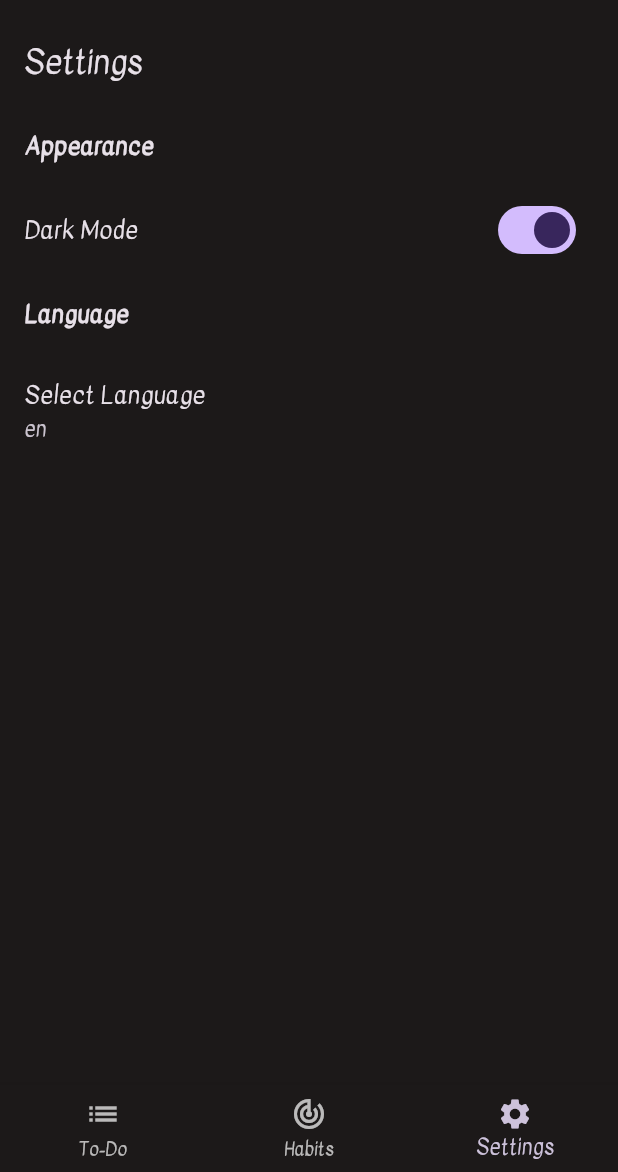
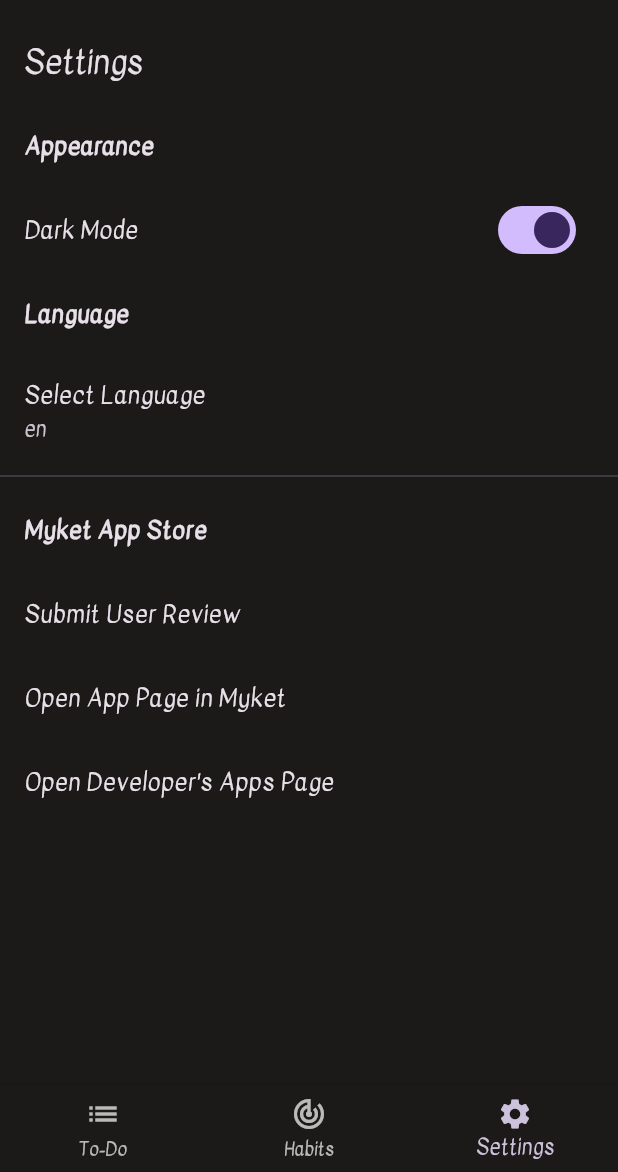
Before and after one commit to MatinMollapur01/OpenMynd, a Flutter app: the screen it shows after launch, item 3 of the bottom bar chosen, on a phone screen of 412 x 824 dp, the part 64-1236 px from its top. Run offline on Flutter 3.47's test engine with Material 3 defaults, Android fonts, the phone set to English and light mode, and no system bars; our stand-ins replace flutter_colorpicker, flutter_local_notifications, logger, shared_preferences, sqflite, timezone; accounts and stored records are empty.

Commit message:
Added Myket Intents

```diff
--- a/lib/l10n/app_localizations.dart
+++ b/lib/l10n/app_localizations.dart
@@ -433,6 +433,40 @@
       desc: 'Label for the Settings tab in the bottom navigation bar',
     );
   }
+
+  String get myketAppStore {
+    return Intl.message(
+      'Myket App Store',
+      name: 'myketAppStore',
+      desc: 'Title for Myket App Store section',
+    );
+  }
+
+  String get submitUserReview {
+    return Intl.message(
+      'Submit User Review',
+      name: 'submitUserReview',
+      desc: 'Button to submit a user review',
+    );
+  }
+
+  String get openAppPageInMyket {
+    return Intl.message(
+      'Open App Page in Myket',
+      name: 'openAppPageInMyket',
+      desc: 'Button to open the app page in Myket',
+    );
+  }
+
+  String get openDeveloperAppsPage {
+    return Intl.message(
+      'Open Developer\'s Apps Page',
+      name: 'openDeveloperAppsPage',
+      desc: 'Button to open the developer\'s apps page',
+    );
+  }
+
+  // ... (rest of the class)
 }
 
 class AppLocalizationsDelegate extends LocalizationsDelegate<AppLocalizations> {
--- a/lib/l10n/intl_ar.arb
+++ b/lib/l10n/intl_ar.arb
@@ -243,5 +243,21 @@
   "appearance": "المظهر",
   "@appearance": {
     "description": "Label for appearance settings"
+  },
+  "myketAppStore": "متجر تطبيقات مايكت",
+  "@myketAppStore": {
+    "description": "Title for Myket App Store section"
+  },
+  "submitUserReview": "إرسال تقييم المستخدم",
+  "@submitUserReview": {
+    "description": "Button to submit a user review"
+  },
+  "openAppPageInMyket": "فتح صفحة التطبيق في مايكت",
+  "@openAppPageInMyket": {
+    "description": "Button to open the app page in Myket"
+  },
+  "openDeveloperAppsPage": "فتح صفحة تطبيقات المطور",
+  "@openDeveloperAppsPage": {
+    "description": "Button to open the developer's apps page"
   }
 }
--- a/lib/l10n/intl_az.arb
+++ b/lib/l10n/intl_az.arb
@@ -243,5 +243,21 @@
   "appearance": "Görünüş",
   "@appearance": {
     "description": "Label for appearance settings"
+  },
+  "myketAppStore": "Myket Tətbiq Mağazası",
+  "@myketAppStore": {
+    "description": "Title for Myket App Store section"
+  },
+  "submitUserReview": "İstifadəçi Rəyini Göndər",
+  "@submitUserReview": {
+    "description": "Button to submit a user review"
+  },
+  "openAppPageInMyket": "Tətbiq Səhifəsini Myket-də Aç",
+  "@openAppPageInMyket": {
+    "description": "Button to open the app page in Myket"
+  },
+  "openDeveloperAppsPage": "Tərtibatçının Tətbiqlər Səhifəsini Aç",
+  "@openDeveloperAppsPage": {
+    "description": "Button to open the developer's apps page"
   }
 }
--- a/lib/l10n/intl_en.arb
+++ b/lib/l10n/intl_en.arb
@@ -243,5 +243,21 @@
   "appearance": "Appearance",
   "@appearance": {
     "description": "Label for appearance settings"
+  },
+  "myketAppStore": "Myket App Store",
+  "@myketAppStore": {
+    "description": "Title for Myket App Store section"
+  },
+  "submitUserReview": "Submit User Review",
+  "@submitUserReview": {
+    "description": "Button to submit a user review"
+  },
+  "openAppPageInMyket": "Open App Page in Myket",
+  "@openAppPageInMyket": {
+    "description": "Button to open the app page in Myket"
+  },
+  "openDeveloperAppsPage": "Open Developer''s Apps Page",
+  "@openDeveloperAppsPage": {
+    "description": "Button to open the developer's apps page"
   }
 }
--- a/lib/l10n/intl_fa.arb
+++ b/lib/l10n/intl_fa.arb
@@ -243,5 +243,21 @@
   "appearance": "ظاهر",
   "@appearance": {
     "description": "Label for appearance settings"
+  },
+  "myketAppStore": "فروشگاه اپلیکیشن مایکت",
+  "@myketAppStore": {
+    "description": "Title for Myket App Store section"
+  },
+  "submitUserReview": "ثبت نظر کاربر",
+  "@submitUserReview": {
+    "description": "Button to submit a user review"
+  },
+  "openAppPageInMyket": "باز کردن صفحه برنامه در مایکت",
+  "@openAppPageInMyket": {
+    "description": "Button to open the app page in Myket"
+  },
+  "openDeveloperAppsPage": "باز کردن صفحه برنامه‌های توسعه‌دهنده",
+  "@openDeveloperAppsPage": {
+    "description": "Button to open the developer's apps page"
   }
 }
--- a/lib/l10n/intl_messages.arb
+++ b/lib/l10n/intl_messages.arb
@@ -366,5 +366,21 @@
     "description": "Label for appearance settings",
     "type": "text",
     "placeholders": {}
+  },
+  "myketAppStore": "Myket App Store",
+  "@myketAppStore": {
+    "description": "Title for Myket App Store section"
+  },
+  "submitUserReview": "Submit User Review",
+  "@submitUserReview": {
+    "description": "Button to submit a user review"
+  },
+  "openAppPageInMyket": "Open App Page in Myket",
+  "@openAppPageInMyket": {
+    "description": "Button to open the app page in Myket"
+  },
+  "openDeveloperAppsPage": "Open Developer''s Apps Page",
+  "@openDeveloperAppsPage": {
+    "description": "Button to open the developer''s apps page"
   }
 }
--- a/lib/l10n/intl_ru.arb
+++ b/lib/l10n/intl_ru.arb
@@ -243,5 +243,21 @@
   "appearance": "Внешний вид",
   "@appearance": {
     "description": "Label for appearance settings"
+  },
+  "myketAppStore": "Магазин приложений Myket",
+  "@myketAppStore": {
+    "description": "Title for Myket App Store section"
+  },
+  "submitUserReview": "Отправить отзыв пользователя",
+  "@submitUserReview": {
+    "description": "Button to submit a user review"
+  },
+  "openAppPageInMyket": "Открыть страницу приложения в Myket",
+  "@openAppPageInMyket": {
+    "description": "Button to open the app page in Myket"
+  },
+  "openDeveloperAppsPage": "Открыть страницу приложений разработчика",
+  "@openDeveloperAppsPage": {
+    "description": "Button to open the developer's apps page"
   }
 }
--- a/lib/l10n/intl_tr.arb
+++ b/lib/l10n/intl_tr.arb
@@ -243,5 +243,21 @@
   "appearance": "Görünüm",
   "@appearance": {
     "description": "Label for appearance settings"
+  },
+  "myketAppStore": "Myket Uygulama Mağazası",
+  "@myketAppStore": {
+    "description": "Title for Myket App Store section"
+  },
+  "submitUserReview": "Kullanıcı Değerlendirmesi Gönder",
+  "@submitUserReview": {
+    "description": "Button to submit a user review"
+  },
+  "openAppPageInMyket": "Myket'te Uygulama Sayfasını Aç",
+  "@openAppPageInMyket": {
+    "description": "Button to open the app page in Myket"
+  },
+  "openDeveloperAppsPage": "Geliştirici'nin Uygulamalar Sayfasını Aç",
+  "@openDeveloperAppsPage": {
+    "description": "Button to open the developer's apps page"
   }
 }
--- a/lib/l10n/intl_zh.arb
+++ b/lib/l10n/intl_zh.arb
@@ -243,5 +243,21 @@
   "appearance": "外观",
   "@appearance": {
     "description": "Label for appearance settings"
+  },
+  "myketAppStore": "Myket应用商店",
+  "@myketAppStore": {
+    "description": "Title for Myket App Store section"
+  },
+  "submitUserReview": "提交用户评论",
+  "@submitUserReview": {
+    "description": "Button to submit a user review"
+  },
+  "openAppPageInMyket": "在Myket中打开应用页面",
+  "@openAppPageInMyket": {
+    "description": "Button to open the app page in Myket"
+  },
+  "openDeveloperAppsPage": "打开开发者的应用页面",
+  "@openDeveloperAppsPage": {
+    "description": "Button to open the developer's apps page"
   }
 }
--- a/lib/l10n/messages_ar.dart
+++ b/lib/l10n/messages_ar.dart
@@ -64,9 +64,12 @@
     'lowPriority': MessageLookupByLibrary.simpleMessage('منخفض'),
     'mediumPriority': MessageLookupByLibrary.simpleMessage('متوسط'),
     'monthlyFrequency': MessageLookupByLibrary.simpleMessage('شهري'),
+    'myketAppStore': MessageLookupByLibrary.simpleMessage('متجر تطبيقات مايكت'),
     'nextDue': MessageLookupByLibrary.simpleMessage('الموعد التالي'),
     'noHabits': MessageLookupByLibrary.simpleMessage('لم يتم العثور على عادات'),
     'noTasks': MessageLookupByLibrary.simpleMessage('لم يتم العثور على مهام'),
+    'openAppPageInMyket': MessageLookupByLibrary.simpleMessage('فتح صفحة التطبيق في مايكت'),
+    'openDeveloperAppsPage': MessageLookupByLibrary.simpleMessage('فتح صفحة تطبيقات المطور'),
     'persian': MessageLookupByLibrary.simpleMessage('الفارسية'),
     'personalCategory': MessageLookupByLibrary.simpleMessage('شخصي'),
     'priority': MessageLookupByLibrary.simpleMessage('الأولوية'),
@@ -79,6 +82,7 @@
     'settings': MessageLookupByLibrary.simpleMessage('الإعدادات'),
     'settingsTab': MessageLookupByLibrary.simpleMessage('الإعدادات'),
     'streaks': MessageLookupByLibrary.simpleMessage('السلاسل'),
+    'submitUserReview': MessageLookupByLibrary.simpleMessage('إرسال تقييم المستخدم'),
     'tags': MessageLookupByLibrary.simpleMessage('العلامات'),
     'title': MessageLookupByLibrary.simpleMessage('العنوان'),
     'todo': MessageLookupByLibrary.simpleMessage('قائمة المهام'),
--- a/lib/l10n/messages_az.dart
+++ b/lib/l10n/messages_az.dart
@@ -64,9 +64,12 @@
     'lowPriority': MessageLookupByLibrary.simpleMessage('Aşağı'),
     'mediumPriority': MessageLookupByLibrary.simpleMessage('Orta'),
     'monthlyFrequency': MessageLookupByLibrary.simpleMessage('Aylıq'),
+    'myketAppStore': MessageLookupByLibrary.simpleMessage('Myket Tətbiq Mağazası'),
     'nextDue': MessageLookupByLibrary.simpleMessage('Növbəti vaxt'),
     'noHabits': MessageLookupByLibrary.simpleMessage('Vərdiş tapılmadı'),
     'noTasks': MessageLookupByLibrary.simpleMessage('Tapşırıq tapılmadı'),
+    'openAppPageInMyket': MessageLookupByLibrary.simpleMessage('Tətbiq Səhifəsini Myket-də Aç'),
+    'openDeveloperAppsPage': MessageLookupByLibrary.simpleMessage('Tərtibatçının Tətbiqlər Səhifəsini Aç'),
     'persian': MessageLookupByLibrary.simpleMessage('Fars'),
     'personalCategory': MessageLookupByLibrary.simpleMessage('Şəxsi'),
     'priority': MessageLookupByLibrary.simpleMessage('Prioritet'),
@@ -79,6 +82,7 @@
     'settings': MessageLookupByLibrary.simpleMessage('Ayarlar'),
     'settingsTab': MessageLookupByLibrary.simpleMessage('Ayarlar'),
     'streaks': MessageLookupByLibrary.simpleMessage('Ardıcıllıqlar'),
+    'submitUserReview': MessageLookupByLibrary.simpleMessage('İstifadəçi Rəyini Göndər'),
     'tags': MessageLookupByLibrary.simpleMessage('Etiketlər'),
     'title': MessageLookupByLibrary.simpleMessage('Başlıq'),
     'todo': MessageLookupByLibrary.simpleMessage('Ediləcəklər'),
--- a/lib/l10n/messages_en.dart
+++ b/lib/l10n/messages_en.dart
@@ -64,9 +64,12 @@
     'lowPriority': MessageLookupByLibrary.simpleMessage('Low'),
     'mediumPriority': MessageLookupByLibrary.simpleMessage('Medium'),
     'monthlyFrequency': MessageLookupByLibrary.simpleMessage('Monthly'),
+    'myketAppStore': MessageLookupByLibrary.simpleMessage('Myket App Store'),
     'nextDue': MessageLookupByLibrary.simpleMessage('Next due'),
     'noHabits': MessageLookupByLibrary.simpleMessage('No habits found'),
     'noTasks': MessageLookupByLibrary.simpleMessage('No tasks found'),
+    'openAppPageInMyket': MessageLookupByLibrary.simpleMessage('Open App Page in Myket'),
+    'openDeveloperAppsPage': MessageLookupByLibrary.simpleMessage('Open Developer\'s Apps Page'),
     'persian': MessageLookupByLibrary.simpleMessage('Persian'),
     'personalCategory': MessageLookupByLibrary.simpleMessage('Personal'),
     'priority': MessageLookupByLibrary.simpleMessage('Priority'),
@@ -79,6 +82,7 @@
     'settings': MessageLookupByLibrary.simpleMessage('Settings'),
     'settingsTab': MessageLookupByLibrary.simpleMessage('Settings'),
     'streaks': MessageLookupByLibrary.simpleMessage('Streaks'),
+    'submitUserReview': MessageLookupByLibrary.simpleMessage('Submit User Review'),
     'tags': MessageLookupByLibrary.simpleMessage('Tags'),
     'title': MessageLookupByLibrary.simpleMessage('Title'),
     'todo': MessageLookupByLibrary.simpleMessage('To-Do'),
--- a/lib/l10n/messages_fa.dart
+++ b/lib/l10n/messages_fa.dart
@@ -64,9 +64,12 @@
     'lowPriority': MessageLookupByLibrary.simpleMessage('پایین'),
     'mediumPriority': MessageLookupByLibrary.simpleMessage('متوسط'),
     'monthlyFrequency': MessageLookupByLibrary.simpleMessage('ماهانه'),
+    'myketAppStore': MessageLookupByLibrary.simpleMessage('فروشگاه اپلیکیشن مایکت'),
     'nextDue': MessageLookupByLibrary.simpleMessage('موعد بعدی'),
     'noHabits': MessageLookupByLibrary.simpleMessage('هیچ عادتی یافت نشد'),
     'noTasks': MessageLookupByLibrary.simpleMessage('هیچ وظیفه‌ای یافت نشد'),
+    'openAppPageInMyket': MessageLookupByLibrary.simpleMessage('باز کردن صفحه برنامه در مایکت'),
+    'openDeveloperAppsPage': MessageLookupByLibrary.simpleMessage('باز کردن صفحه برنامه‌های توسعه‌دهنده'),
     'persian': MessageLookupByLibrary.simpleMessage('فارسی'),
     'personalCategory': MessageLookupByLibrary.simpleMessage('شخصی'),
     'priority': MessageLookupByLibrary.simpleMessage('اولویت'),
@@ -79,6 +82,7 @@
     'settings': MessageLookupByLibrary.simpleMessage('تنظیمات'),
     'settingsTab': MessageLookupByLibrary.simpleMessage('تنظیمات'),
     'streaks': MessageLookupByLibrary.simpleMessage('دنباله‌ها'),
+    'submitUserReview': MessageLookupByLibrary.simpleMessage('ثبت نظر کاربر'),
     'tags': MessageLookupByLibrary.simpleMessage('برچسب‌ها'),
     'title': MessageLookupByLibrary.simpleMessage('عنوان'),
     'todo': MessageLookupByLibrary.simpleMessage('کارها'),
--- a/lib/l10n/messages_ru.dart
+++ b/lib/l10n/messages_ru.dart
@@ -64,9 +64,12 @@
     'lowPriority': MessageLookupByLibrary.simpleMessage('Низкий'),
     'mediumPriority': MessageLookupByLibrary.simpleMessage('Средний'),
     'monthlyFrequency': MessageLookupByLibrary.simpleMessage('Ежемесячно'),
+    'myketAppStore': MessageLookupByLibrary.simpleMessage('Магазин приложений Myket'),
     'nextDue': MessageLookupByLibrary.simpleMessage('Следующий срок'),
     'noHabits': MessageLookupByLibrary.simpleMessage('Привычки не найдены'),
     'noTasks': MessageLookupByLibrary.simpleMessage('Задачи не найдены'),
+    'openAppPageInMyket': MessageLookupByLibrary.simpleMessage('Открыть страницу приложения в Myket'),
+    'openDeveloperAppsPage': MessageLookupByLibrary.simpleMessage('Открыть страницу приложений разработчика'),
     'persian': MessageLookupByLibrary.simpleMessage('Персидский'),
     'personalCategory': MessageLookupByLibrary.simpleMessage('Личное'),
     'priority': MessageLookupByLibrary.simpleMessage('Приоритет'),
@@ -79,6 +82,7 @@
     'settings': MessageLookupByLibrary.simpleMessage('Настройки'),
     'settingsTab': MessageLookupByLibrary.simpleMessage('Настройки'),
     'streaks': MessageLookupByLibrary.simpleMessage('Серии'),
+    'submitUserReview': MessageLookupByLibrary.simpleMessage('Отправить отзыв пользователя'),
     'tags': MessageLookupByLibrary.simpleMessage('Теги'),
     'title': MessageLookupByLibrary.simpleMessage('Заголовок'),
     'todo': MessageLookupByLibrary.simpleMessage('Задачи'),
--- a/lib/l10n/messages_tr.dart
+++ b/lib/l10n/messages_tr.dart
@@ -64,9 +64,12 @@
     'lowPriority': MessageLookupByLibrary.simpleMessage('Düşük'),
     'mediumPriority': MessageLookupByLibrary.simpleMessage('Orta'),
     'monthlyFrequency': MessageLookupByLibrary.simpleMessage('Aylık'),
+    'myketAppStore': MessageLookupByLibrary.simpleMessage('Myket Uygulama Mağazası'),
     'nextDue': MessageLookupByLibrary.simpleMessage('Sonraki vade'),
     'noHabits': MessageLookupByLibrary.simpleMessage('Alışkanlık bulunamadı'),
     'noTasks': MessageLookupByLibrary.simpleMessage('Görev bulunamadı'),
+    'openAppPageInMyket': MessageLookupByLibrary.simpleMessage('Myket\'te Uygulama Sayfasını Aç'),
+    'openDeveloperAppsPage': MessageLookupByLibrary.simpleMessage('Geliştirici\'nin Uygulamalar Sayfasını Aç'),
     'persian': MessageLookupByLibrary.simpleMessage('Farsça'),
     'personalCategory': MessageLookupByLibrary.simpleMessage('Kişisel'),
     'priority': MessageLookupByLibrary.simpleMessage('Öncelik'),
@@ -79,6 +82,7 @@
     'settings': MessageLookupByLibrary.simpleMessage('Ayarlar'),
     'settingsTab': MessageLookupByLibrary.simpleMessage('Ayarlar'),
     'streaks': MessageLookupByLibrary.simpleMessage('Seriler'),
+    'submitUserReview': MessageLookupByLibrary.simpleMessage('Kullanıcı Değerlendirmesi Gönder'),
     'tags': MessageLookupByLibrary.simpleMessage('Etiketler'),
     'title': MessageLookupByLibrary.simpleMessage('Başlık'),
     'todo': MessageLookupByLibrary.simpleMessage('Yapılacaklar'),
--- a/lib/l10n/messages_zh.dart
+++ b/lib/l10n/messages_zh.dart
@@ -64,9 +64,12 @@
     'lowPriority': MessageLookupByLibrary.simpleMessage('低'),
     'mediumPriority': MessageLookupByLibrary.simpleMessage('中'),
     'monthlyFrequency': MessageLookupByLibrary.simpleMessage('每月'),
+    'myketAppStore': MessageLookupByLibrary.simpleMessage('Myket应用商店'),
     'nextDue': MessageLookupByLibrary.simpleMessage('下次到期'),
     'noHabits': MessageLookupByLibrary.simpleMessage('未找到习惯'),
     'noTasks': MessageLookupByLibrary.simpleMessage('未找到任务'),
+    'openAppPageInMyket': MessageLookupByLibrary.simpleMessage('在Myket中打开应用页面'),
+    'openDeveloperAppsPage': MessageLookupByLibrary.simpleMessage('打开开发者的应用页面'),
     'persian': MessageLookupByLibrary.simpleMessage('波斯语'),
     'personalCategory': MessageLookupByLibrary.simpleMessage('个人'),
     'priority': MessageLookupByLibrary.simpleMessage('优先级'),
@@ -79,6 +82,7 @@
     'settings': MessageLookupByLibrary.simpleMessage('设置'),
     'settingsTab': MessageLookupByLibrary.simpleMessage('设置'),
     'streaks': MessageLookupByLibrary.simpleMessage('连续记录'),
+    'submitUserReview': MessageLookupByLibrary.simpleMessage('提交用户评论'),
     'tags': MessageLookupByLibrary.simpleMessage('标签'),
     'title': MessageLookupByLibrary.simpleMessage('标题'),
     'todo': MessageLookupByLibrary.simpleMessage('待办事项'),
--- a/lib/screens/settings_screen.dart
+++ b/lib/screens/settings_screen.dart
@@ -1,6 +1,7 @@
 import 'package:flutter/material.dart';
 import 'package:shared_preferences/shared_preferences.dart';
 import 'package:openmynd/l10n/app_localizations.dart';
+import 'package:url_launcher/url_launcher.dart';
 
 class SettingsScreen extends StatefulWidget {
   final Function(bool) onThemeChanged;
@@ -39,6 +40,16 @@
     final prefs = await SharedPreferences.getInstance();
     await prefs.setString('language', language);
     widget.onLanguageChanged(language); // Notify the app to change the language
+  }
+
+  Future<void> _launchUrl(String url) async {
+    if (await canLaunch(url)) {
+      await launch(url);
+    } else {
+      ScaffoldMessenger.of(context).showSnackBar(
+        SnackBar(content: Text('Could not launch $url')),
+      );
+    }
   }
 
   @override
@@ -132,6 +143,22 @@
               }
             },
           ),
+          const Divider(),
+          ListTile(
+            title: Text(localizations.myketAppStore, style: const TextStyle(fontWeight: FontWeight.bold)),
+          ),
+          ListTile(
+            title: Text(localizations.submitUserReview),
+            onTap: () => _launchUrl('myket://comment/com.example.open_mynd'),
+          ),
+          ListTile(
+            title: Text(localizations.openAppPageInMyket),
+            onTap: () => _launchUrl('myket://details?id=com.example.open_mynd'),
+          ),
+          ListTile(
+            title: Text(localizations.openDeveloperAppsPage),
+            onTap: () => _launchUrl('myket://developer/dev-76064'),
+          ),
         ],
       ),
     );
--- a/pubspec.yaml
+++ b/pubspec.yaml
@@ -4,7 +4,7 @@
 publish_to: 'none'
 
 
-version: 1.0.0+1
+version: 1.0.1+2
 
 environment:
   sdk: ^3.5.1
@@ -28,6 +28,7 @@
   intl: ^0.19.0
   flutter_localizations:
     sdk: flutter
+  url_launcher: ^6.3.0
 
 
 dev_dependencies:
```
Also changed, not shown: pubspec.lock, 6 other files.
